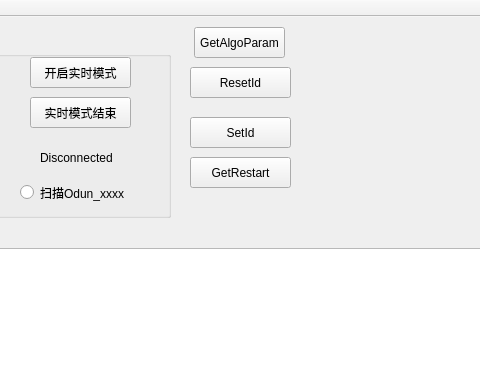
Above: ble_tools/ble_tools.ui from notrynohigh/QT_B_TP before the change; both pictures show x 840 to 1320 and y 0 to 372 of the 1500 by 759 pixel window. Below: the same form after it.
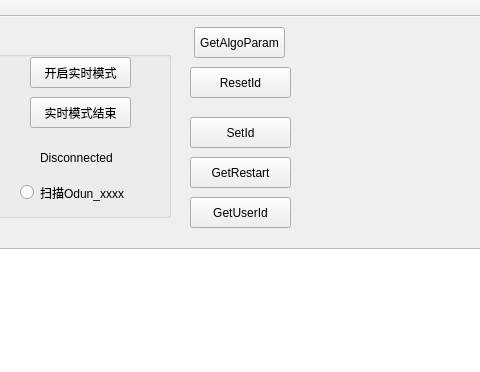
That is the form after the change. Icons and pictures are not drawn.

```diff
--- a/ble_tools/ble_tools.ui
+++ b/ble_tools/ble_tools.ui
@@ -459,6 +459,19 @@
      <string>GetAlgoParam</string>
     </property>
    </widget>
+   <widget class="QPushButton" name="getuserid">
+    <property name="geometry">
+     <rect>
+      <x>1030</x>
+      <y>180</y>
+      <width>101</width>
+      <height>31</height>
+     </rect>
+    </property>
+    <property name="text">
+     <string>GetUserId</string>
+    </property>
+   </widget>
   </widget>
   <widget class="QMenuBar" name="menuBar">
    <property name="geometry">
```
